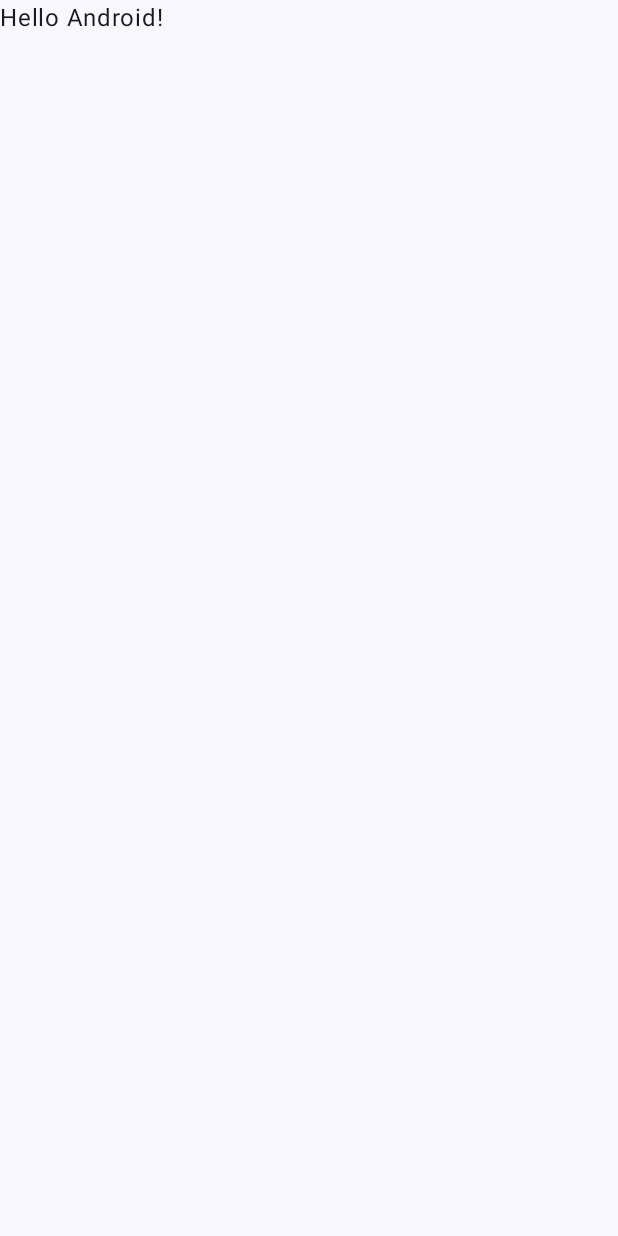
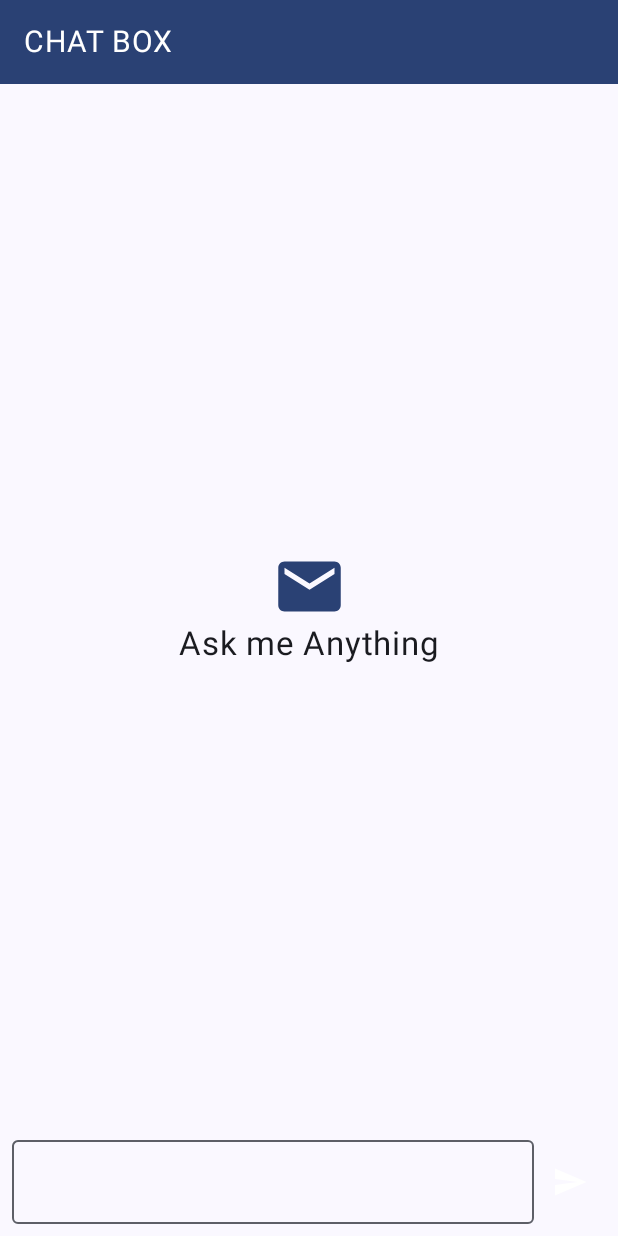
Before and after one commit to nhatthuhaiii/FE_KOTLIN_CHATBOT, an Android app built with Jetpack Compose: the screen it shows after launch (MainActivity), on a phone screen of 412 x 824 dp. Before the commit the screen is almost empty. Run offline under Robolectric (Android 15) with nearby library versions, the phone set to English and light mode, and no system bars; libraries missing offline, so code that uses them is left out: com.google.ai.client.

Commit message:
successfull commit

```diff
--- a/app/build.gradle.kts
+++ b/app/build.gradle.kts
@@ -49,6 +49,10 @@ dependencies {
     implementation(libs.androidx.ui.graphics)
     implementation(libs.androidx.ui.tooling.preview)
     implementation(libs.androidx.material3)
+    implementation("com.google.ai.client.generativeai:generativeai:0.9.0")
+    implementation("com.squareup.okhttp3:okhttp:4.12.0")
+    implementation("org.json:json:20231013")
+
     testImplementation(libs.junit)
     androidTestImplementation(libs.androidx.junit)
     androidTestImplementation(libs.androidx.espresso.core)
--- a/app/src/main/AndroidManifest.xml
+++ b/app/src/main/AndroidManifest.xml
@@ -1,6 +1,7 @@
 <?xml version="1.0" encoding="utf-8"?>
 <manifest xmlns:android="http://schemas.android.com/apk/res/android"
     xmlns:tools="http://schemas.android.com/tools">
+    <uses-permission android:name="android.permission.INTERNET"/>
 
     <application
         android:allowBackup="true"
--- a/app/src/main/java/com/example/fe_kolin_chat_bot_ai/MainActivity.kt
+++ b/app/src/main/java/com/example/fe_kolin_chat_bot_ai/MainActivity.kt
@@ -1,47 +1,33 @@
 package com.example.fe_kolin_chat_bot_ai
 
+import android.os.Build
 import android.os.Bundle
 import androidx.activity.ComponentActivity
 import androidx.activity.compose.setContent
 import androidx.activity.enableEdgeToEdge
+import androidx.annotation.RequiresApi
 import androidx.compose.foundation.layout.fillMaxSize
 import androidx.compose.foundation.layout.padding
 import androidx.compose.material3.Scaffold
-import androidx.compose.material3.Text
-import androidx.compose.runtime.Composable
 import androidx.compose.ui.Modifier
-import androidx.compose.ui.tooling.preview.Preview
+import androidx.compose.ui.graphics.Color
+import androidx.lifecycle.ViewModelProvider
 import com.example.fe_kolin_chat_bot_ai.ui.theme.FE_Kolin_Chat_Bot_AITheme
 
 class MainActivity : ComponentActivity() {
+    @RequiresApi(Build.VERSION_CODES.VANILLA_ICE_CREAM)
     override fun onCreate(savedInstanceState: Bundle?) {
         super.onCreate(savedInstanceState)
         enableEdgeToEdge()
+        val chatViewModel = ViewModelProvider(this)[screenChatModelView::class.java]
         setContent {
             FE_Kolin_Chat_Bot_AITheme {
-                Scaffold(modifier = Modifier.fillMaxSize()) { innerPadding ->
-                    Greeting(
-                        name = "Android",
-                        modifier = Modifier.padding(innerPadding)
-                    )
+                Scaffold(modifier = Modifier.fillMaxSize(),
+
+                ) { innerPadding ->
+                    Chat(modifier = Modifier.padding(innerPadding),chatViewModel)
                 }
             }
         }
     }
 }
-
-@Composable
-fun Greeting(name: String, modifier: Modifier = Modifier) {
-    Text(
-        text = "Hello $name!",
-        modifier = modifier
-    )
-}
-
-@Preview(showBackground = true)
-@Composable
-fun GreetingPreview() {
-    FE_Kolin_Chat_Bot_AITheme {
-        Greeting("Android")
-    }
-}
--- /dev/null
+++ b/app/src/main/java/com/example/fe_kolin_chat_bot_ai/MessageModel.kt
@@ -0,0 +1,6 @@
+package com.example.fe_kolin_chat_bot_ai
+
+data class MessageModel(
+    val message:String,
+    val role:String,
+)
--- /dev/null
+++ b/app/src/main/java/com/example/fe_kolin_chat_bot_ai/Screen_Chat.kt
@@ -0,0 +1,176 @@
+package com.example.fe_kolin_chat_bot_ai
+
+import android.os.Build
+import androidx.annotation.RequiresApi
+import androidx.compose.foundation.background
+import androidx.compose.foundation.layout.Arrangement
+import androidx.compose.foundation.layout.Box
+import androidx.compose.foundation.layout.Column
+import androidx.compose.foundation.layout.Row
+import androidx.compose.foundation.layout.fillMaxSize
+import androidx.compose.foundation.layout.fillMaxWidth
+import androidx.compose.foundation.layout.padding
+import androidx.compose.foundation.layout.size
+import androidx.compose.foundation.lazy.LazyColumn
+import androidx.compose.foundation.lazy.items
+import androidx.compose.foundation.shape.RoundedCornerShape
+import androidx.compose.material.icons.Icons
+import androidx.compose.material.icons.filled.Email
+import androidx.compose.material.icons.filled.Send
+import androidx.compose.material3.Icon
+import androidx.compose.material3.IconButton
+import androidx.compose.material3.MaterialTheme
+import androidx.compose.material3.OutlinedTextField
+import androidx.compose.material3.Text
+import androidx.compose.runtime.Composable
+import androidx.compose.runtime.getValue
+import androidx.compose.runtime.mutableStateOf
+import androidx.compose.runtime.remember
+import androidx.compose.runtime.setValue
+import androidx.compose.ui.Alignment
+import androidx.compose.ui.Modifier
+import androidx.compose.ui.draw.clip
+import androidx.compose.ui.graphics.Color
+import androidx.compose.ui.res.painterResource
+import androidx.compose.ui.text.font.FontWeight
+import androidx.compose.ui.unit.dp
+import androidx.compose.ui.unit.sp
+import java.nio.file.WatchEvent
+
+@RequiresApi(Build.VERSION_CODES.VANILLA_ICE_CREAM)
+@Composable
+fun Chat(modifier: Modifier,viewmodel: screenChatModelView){
+    Column(
+        modifier
+    ) {
+        AppBar()
+        MessageList(Modifier
+            .weight(1f)
+            .padding(horizontal = 8.dp),viewmodel.messageLis)
+        MessageInput(
+            onSendMessage = {
+                viewmodel.sendMessage(it)
+            }
+        )
+    }
+}
+
+@Composable
+fun AppBar(){
+    Box(
+      modifier = Modifier
+          .fillMaxWidth()
+          .background(MaterialTheme.colorScheme.primary)
+    ){
+        Text("CHAT BOX ", modifier = Modifier.padding(16.dp),
+                color = Color.White,
+                fontSize = 20.sp
+            )
+    }
+
+
+}
+@Composable
+fun MessageInput(onSendMessage:(String)->Unit){
+    var item  by remember {
+        mutableStateOf("")
+    }
+    Row(
+        modifier = Modifier.padding(8.dp),
+        verticalAlignment = Alignment.CenterVertically
+
+    ){
+        OutlinedTextField(
+            modifier = Modifier.weight(1f),
+            value = item,
+            onValueChange = {item = it}
+        )
+        IconButton(onClick = {
+
+            onSendMessage(item)
+            item = ""
+        }) {
+
+            Icon(
+                imageVector = Icons.Default.Send,
+                contentDescription = "send",
+                tint = Color.White
+
+            )
+
+        }
+    }
+}
+
+@Composable
+fun MessageList(modifier: Modifier, messageList:List<MessageModel>){
+
+
+    if(messageList.isEmpty()){
+        Box(
+            modifier = modifier.fillMaxWidth(),
+            contentAlignment = Alignment.Center
+        ) {
+            Column(
+                horizontalAlignment = Alignment.CenterHorizontally
+            ) {
+                Icon(
+                    Icons.Default.Email,
+                    contentDescription = null,
+                    tint = MaterialTheme.colorScheme.primary,
+                    modifier = Modifier.size(50.dp)
+                )
+                Text("Ask me Anything", fontSize = 22.sp)
+            }
+        }
+        }
+
+    else{
+    LazyColumn (
+        modifier,
+        userScrollEnabled = true
+
+    ){
+        items(messageList){
+           MessageRow(it)
+        }
+
+    }
+    }
+
+}
+@Composable
+fun MessageRow(messageModel: MessageModel){
+    val isModel = messageModel.role=="model"
+    Row(
+        verticalAlignment = Alignment.CenterVertically
+    ){
+        Box(
+            modifier = Modifier.fillMaxWidth()
+        ) {
+            Box (modifier = Modifier
+                .align(
+                    if (isModel)
+                        Alignment.BottomStart else {
+                        Alignment.BottomEnd
+                    }
+                )
+                .padding(
+                    start = if (isModel) 8.dp else 70.dp,
+                    end = if (isModel) 70.dp else 8.dp,
+                    bottom = 4.dp,
+                    top = 4.dp,
+
+
+                    )
+                .clip(RoundedCornerShape(20.dp))
+                .background(if (isModel) Color.Blue else Color.Green.copy(0.6f))
+                .padding(10.dp)
+
+                )
+            {
+                Text(text = messageModel.message, fontWeight = FontWeight.W500, color = Color.White)
+            }
+        }
+    }
+}
```
Also changed, not shown: app/src/main/java/com/example/fe_kolin_chat_bot_ai/screenChatModelView.kt (added, +48 -0 lines).
